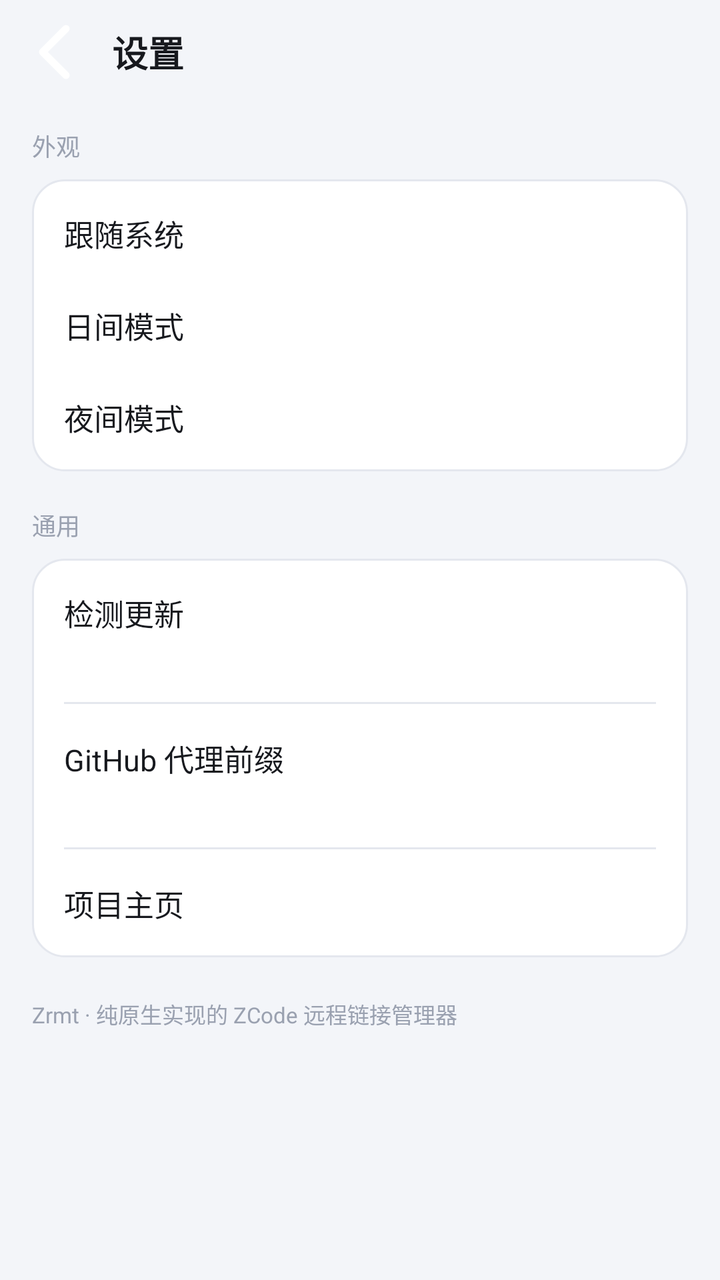
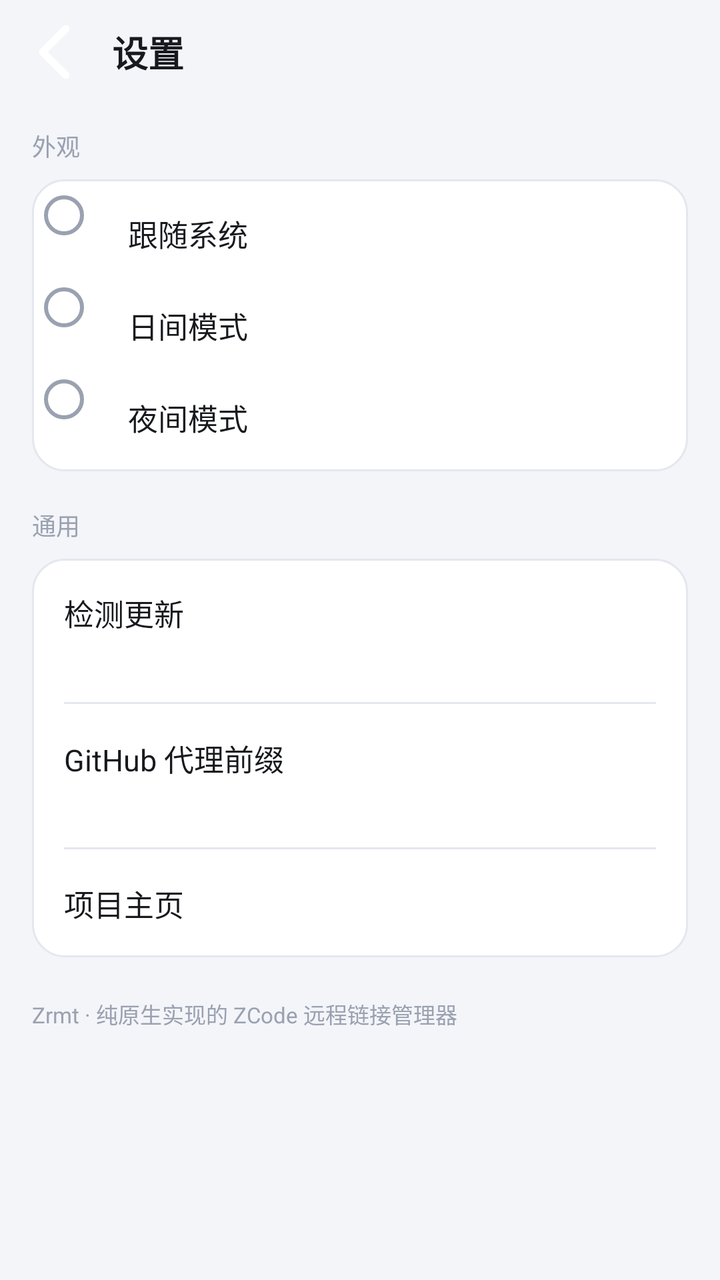

An Android layout rendered at two revisions. The XML below is the earlier revision; the diff shows what the commit changed to produce the second picture.
<!-- AndroidManifest.xml: application theme Theme.Zrmt -->
<!-- res/layout/activity_settings.xml -->
<?xml version="1.0" encoding="utf-8"?>
<LinearLayout xmlns:android="http://schemas.android.com/apk/res/android"
    android:layout_width="match_parent"
    android:layout_height="match_parent"
    android:orientation="vertical">

    <LinearLayout
        android:layout_width="match_parent"
        android:layout_height="52dp"
        android:gravity="center_vertical"
        android:orientation="horizontal"
        android:paddingLeft="8dp"
        android:paddingRight="16dp">

        <ImageButton
            android:id="@+id/btnBack"
            android:layout_width="40dp"
            android:layout_height="40dp"
            android:background="?android:attr/selectableItemBackgroundBorderless"
            android:contentDescription="返回"
            android:src="@drawable/ic_back" />

        <TextView
            android:layout_width="wrap_content"
            android:layout_height="wrap_content"
            android:layout_marginLeft="8dp"
            android:text="@string/settings_title"
            android:textColor="@color/text_primary"
            android:textSize="18sp"
            android:textStyle="bold" />
    </LinearLayout>

    <ScrollView
        android:layout_width="match_parent"
        android:layout_height="0dp"
        android:layout_weight="1"
        android:fillViewport="true">

        <LinearLayout
            android:layout_width="match_parent"
            android:layout_height="wrap_content"
            android:orientation="vertical"
            android:paddingLeft="16dp"
            android:paddingRight="16dp">

            <TextView
                android:layout_width="wrap_content"
                android:layout_height="wrap_content"
                android:layout_marginTop="12dp"
                android:text="@string/section_appearance"
                android:textColor="@color/text_tertiary"
                android:textSize="12sp" />

            <LinearLayout
                android:layout_width="match_parent"
                android:layout_height="wrap_content"
                android:layout_marginTop="8dp"
                android:background="@drawable/bg_card"
                android:orientation="vertical"
                android:padding="4dp">

                <RadioButton
                    android:id="@+id/rbSystem"
                    android:layout_width="match_parent"
                    android:layout_height="wrap_content"
                    android:background="?android:attr/selectableItemBackground"
                    android:buttonTint="@color/accent"
                    android:padding="12dp"
                    android:text="@string/theme_system"
                    android:textColor="@color/text_primary"
                    android:textSize="15sp" />

                <RadioButton
                    android:id="@+id/rbLight"
                    android:layout_width="match_parent"
                    android:layout_height="wrap_content"
                    android:background="?android:attr/selectableItemBackground"
                    android:buttonTint="@color/accent"
                    android:padding="12dp"
                    android:text="@string/theme_light"
                    android:textColor="@color/text_primary"
                    android:textSize="15sp" />

                <RadioButton
                    android:id="@+id/rbDark"
                    android:layout_width="match_parent"
                    android:layout_height="wrap_content"
                    android:background="?android:attr/selectableItemBackground"
                    android:buttonTint="@color/accent"
                    android:padding="12dp"
                    android:text="@string/theme_dark"
                    android:textColor="@color/text_primary"
                    android:textSize="15sp" />
            </LinearLayout>

            <TextView
                android:layout_width="wrap_content"
                android:layout_height="wrap_content"
                android:layout_marginTop="18dp"
                android:text="@string/section_general"
                android:textColor="@color/text_tertiary"
                android:textSize="12sp" />

            <LinearLayout
                android:layout_width="match_parent"
                android:layout_height="wrap_content"
                android:layout_marginTop="8dp"
                android:background="@drawable/bg_card"
                android:orientation="vertical">

                <LinearLayout
                    android:id="@+id/rowCheckUpdate"
                    android:layout_width="match_parent"
                    android:layout_height="wrap_content"
                    android:background="?android:attr/selectableItemBackground"
                    android:gravity="center_vertical"
                    android:orientation="horizontal"
                    android:padding="16dp">

                    <LinearLayout
                        android:layout_width="0dp"
                        android:layout_height="wrap_content"
                        android:layout_weight="1"
                        android:orientation="vertical">

                        <TextView
                            android:layout_width="wrap_content"
                            android:layout_height="wrap_content"
                            android:text="@string/check_update"
                            android:textColor="@color/text_primary"
                            android:textSize="15sp" />

                        <TextView
                            android:id="@+id/tvVersion"
                            android:layout_width="wrap_content"
                            android:layout_height="wrap_content"
                            android:layout_marginTop="3dp"
                            android:textColor="@color/text_tertiary"
                            android:textSize="11sp" />
                    </LinearLayout>

                    <TextView
                        android:id="@+id/tvUpdateState"
                        android:layout_width="wrap_content"
                        android:layout_height="wrap_content"
                        android:layout_marginLeft="8dp"
                        android:textColor="@color/accent"
                        android:textSize="12sp" />
                </LinearLayout>

                <View
                    android:layout_width="match_parent"
                    android:layout_height="1dp"
                    android:layout_marginLeft="16dp"
                    android:layout_marginRight="16dp"
                    android:background="@color/card_stroke" />

                <LinearLayout
                    android:id="@+id/rowProxy"
                    android:layout_width="match_parent"
                    android:layout_height="wrap_content"
                    android:background="?android:attr/selectableItemBackground"
                    android:gravity="center_vertical"
                    android:orientation="horizontal"
                    android:padding="16dp">

                    <LinearLayout
                        android:layout_width="0dp"
                        android:layout_height="wrap_content"
                        android:layout_weight="1"
                        android:orientation="vertical">

                        <TextView
                            android:layout_width="wrap_content"
                            android:layout_height="wrap_content"
                            android:text="@string/github_proxy"
                            android:textColor="@color/text_primary"
                            android:textSize="15sp" />

                        <TextView
                            android:id="@+id/tvProxy"
                            android:layout_width="wrap_content"
                            android:layout_height="wrap_content"
                            android:layout_marginTop="3dp"
                            android:textColor="@color/text_tertiary"
                            android:textSize="11sp" />
                    </LinearLayout>
                </LinearLayout>

                <View
                    android:layout_width="match_parent"
                    android:layout_height="1dp"
                    android:layout_marginLeft="16dp"
                    android:layout_marginRight="16dp"
                    android:background="@color/card_stroke" />

                <LinearLayout
                    android:id="@+id/rowHome"
                    android:layout_width="match_parent"
                    android:layout_height="wrap_content"
                    android:background="?android:attr/selectableItemBackground"
                    android:gravity="center_vertical"
                    android:orientation="horizontal"
                    android:padding="16dp">

                    <TextView
                        android:layout_width="0dp"
                        android:layout_height="wrap_content"
                        android:layout_weight="1"
                        android:text="@string/project_home"
                        android:textColor="@color/text_primary"
                        android:textSize="15sp" />
                </LinearLayout>
            </LinearLayout>

            <TextView
                android:layout_width="wrap_content"
                android:layout_height="wrap_content"
                android:layout_marginTop="20dp"
                android:layout_marginBottom="24dp"
                android:text="@string/about_footer"
                android:textColor="@color/text_tertiary"
                android:textSize="11sp" />
        </LinearLayout>
    </ScrollView>
</LinearLayout>
<!-- resources referenced by this layout -->
<resources>
  <color name="accent">#3B82F6</color>
  <color name="card_stroke">#E4E7EE</color>
  <color name="text_primary">#17191E</color>
  <color name="text_tertiary">#9AA1B0</color>
  <!-- drawable bg_card (drawable) -->
  <?xml version="1.0" encoding="utf-8"?>
  <shape xmlns:android="http://schemas.android.com/apk/res/android" android:shape="rectangle">
      <solid android:color="@color/card" />
      <corners android:radius="16dp" />
      <stroke android:width="1dp" android:color="@color/card_stroke" />
  </shape>
  <!-- drawable ic_back (drawable) -->
  <?xml version="1.0" encoding="utf-8"?>
  <vector xmlns:android="http://schemas.android.com/apk/res/android"
      android:width="24dp"
      android:height="24dp"
      android:viewportWidth="24"
      android:viewportHeight="24">
      <path
          android:pathData="M15,5 L8,12 L15,19"
          android:strokeColor="#FFFFFFFF"
          android:strokeWidth="2.2"
          android:strokeLineCap="round"
          android:strokeLineJoin="round"
          android:fillColor="#00000000" />
  </vector>
  <string name="about_footer">Zrmt · 纯原生实现的 ZCode 远程链接管理器</string>
  <string name="check_update">检测更新</string>
  <string name="github_proxy">GitHub 代理前缀</string>
  <string name="project_home">项目主页</string>
  <string name="section_appearance">外观</string>
  <string name="section_general">通用</string>
  <string name="settings_title">设置</string>
  <string name="theme_dark">夜间模式</string>
  <string name="theme_light">日间模式</string>
  <string name="theme_system">跟随系统</string>
  <style name="Theme.Zrmt" parent="android:Theme.Material.NoActionBar">
          <item name="android:windowBackground">@color/bg</item>
          <item name="android:statusBarColor">@color/bg</item>
          <item name="android:navigationBarColor">@color/bg</item>
          <item name="android:windowLightStatusBar">false</item>
          <item name="android:colorAccent">@color/accent</item>
          <item name="android:colorPrimary">@color/accent</item>
          <item name="android:colorPrimaryDark">@color/bg</item>
      </style>
  <color name="card">#FFFFFF</color>
  <color name="bg">#F3F5F9</color>
</resources>

<!-- the commit's change to res/layout/activity_settings.xml (unified diff, before → after) -->
@@ -64,7 +64,7 @@
                     android:layout_width="match_parent"
                     android:layout_height="wrap_content"
                     android:background="?android:attr/selectableItemBackground"
-                    android:buttonTint="@color/accent"
+                    android:button="@drawable/radio_custom"
                     android:padding="12dp"
                     android:text="@string/theme_system"
                     android:textColor="@color/text_primary"
@@ -75,7 +75,7 @@
                     android:layout_width="match_parent"
                     android:layout_height="wrap_content"
                     android:background="?android:attr/selectableItemBackground"
-                    android:buttonTint="@color/accent"
+                    android:button="@drawable/radio_custom"
                     android:padding="12dp"
                     android:text="@string/theme_light"
                     android:textColor="@color/text_primary"
@@ -86,7 +86,7 @@
                     android:layout_width="match_parent"
                     android:layout_height="wrap_content"
                     android:background="?android:attr/selectableItemBackground"
-                    android:buttonTint="@color/accent"
+                    android:button="@drawable/radio_custom"
                     android:padding="12dp"
                     android:text="@string/theme_dark"
                     android:textColor="@color/text_primary"
<!-- resource entries referenced after the edit -->
@@ -26,6 +26,58 @@
           android:strokeLineJoin="round"
           android:fillColor="#00000000" />
   </vector>
+  <!-- drawable radio_custom (drawable) -->
+  <?xml version="1.0" encoding="utf-8"?>
+  <selector xmlns:android="http://schemas.android.com/apk/res/android">
+      
+      <item android:state_checked="true">
+          <inset
+              android:insetBottom="4dp"
+              android:insetLeft="2dp"
+              android:insetRight="10dp"
+              android:insetTop="4dp">
+              <layer-list>
+                  <item
+                      android:width="20dp"
+                      android:height="20dp"
+                      android:gravity="center">
+                      <shape android:shape="oval">
+                          <solid android:color="@android:color/transparent" />
+                          <stroke android:width="2dp" android:color="@color/accent" />
+                      </shape>
+                  </item>
+                  <item
+                      android:width="10dp"
+                      android:height="10dp"
+                      android:gravity="center">
+                      <shape android:shape="oval">
+                          <solid android:color="@color/accent" />
+                      </shape>
+                  </item>
+              </layer-list>
+          </inset>
+      </item>
+      
+      <item>
+          <inset
+              android:insetBottom="4dp"
+              android:insetLeft="2dp"
+              android:insetRight="10dp"
+              android:insetTop="4dp">
+              <layer-list>
+                  <item
+                      android:width="20dp"
+                      android:height="20dp"
+                      android:gravity="center">
+                      <shape android:shape="oval">
+                          <solid android:color="@android:color/transparent" />
+                          <stroke android:width="2dp" android:color="@color/text_tertiary" />
+                      </shape>
+                  </item>
+              </layer-list>
+          </inset>
+      </item>
+  </selector>
   <string name="about_footer">Zrmt · 纯原生实现的 ZCode 远程链接管理器</string>
   <string name="check_update">检测更新</string>
   <string name="github_proxy">GitHub 代理前缀</string>
